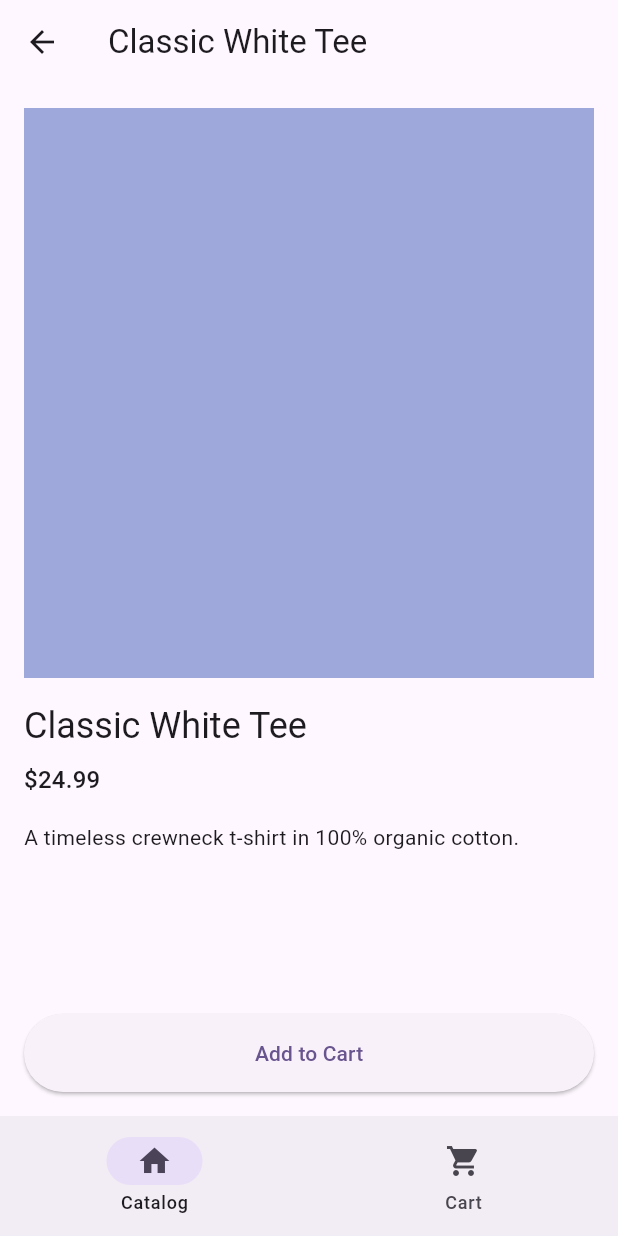
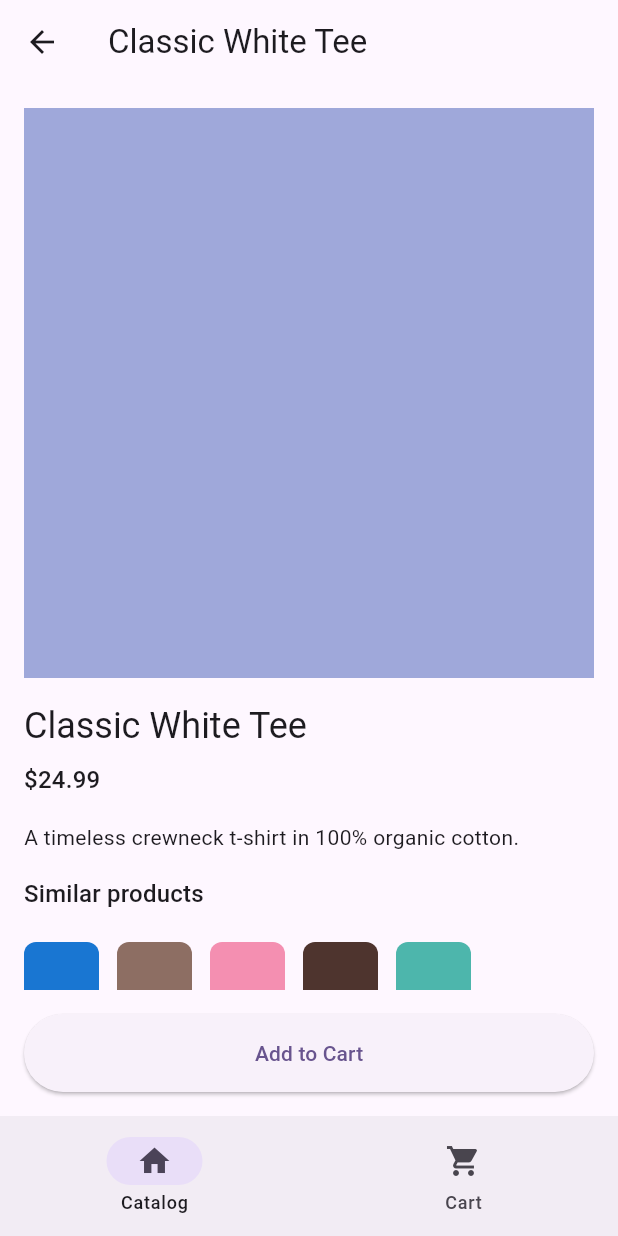
Before and after one commit to khmelev/fashion-app-demo, a Flutter app: the screen it shows after launch, after a tap on "Classic White Tee", on a phone screen of 412 x 824 dp. Run offline on Flutter 3.47's test engine with Material 3 defaults, Android fonts, the phone set to English and light mode, and no system bars; our stand-ins replace flutter_riverpod, go_router.

Commit message:
Add similar products

```diff
--- a/lib/screens/product_detail/product_detail_screen.dart
+++ b/lib/screens/product_detail/product_detail_screen.dart
@@ -1,29 +1,30 @@
 import 'package:fashion_app/screens/product_detail/size_select_screen.dart';
 import 'package:fashion_app/models/product.dart';
+import 'package:fashion_app/services/catalog_product_service.dart';
 
 import 'package:flutter/material.dart';
 import 'package:flutter_riverpod/flutter_riverpod.dart';
 
 /// Shows full details for a single [product].
-class ProductDetailScreen extends StatelessWidget {
+class ProductDetailScreen extends ConsumerWidget {
   const ProductDetailScreen({super.key, required this.product});
 
   final Product product;
 
   @override
-  Widget build(BuildContext context) {
+  Widget build(BuildContext context, WidgetRef ref) {
     return Scaffold(
       appBar: AppBar(title: Text(product.name)),
       body: Column(
         children: [
-          Expanded(child: _productDetails(context)),
+          Expanded(child: _productDetails(context, ref)),
           _addToCartButton(context),
         ],
       ),
     );
   }
 
-  Widget _productDetails(BuildContext context) {
+  Widget _productDetails(BuildContext context, WidgetRef ref) {
     return SingleChildScrollView(
       padding: const EdgeInsets.all(16),
       child: Column(
@@ -42,8 +43,56 @@ class ProductDetailScreen extends StatelessWidget {
           ),
           const SizedBox(height: 16),
           Text(product.description),
+          const SizedBox(height: 16),
+          _similarProducts(context, ref),
         ],
       ),
+    );
+  }
+
+  Widget _similarProducts(BuildContext context, WidgetRef ref) {
+    final providerState = ref.watch(similarProductProvider(product.id));
+    return providerState.when(
+      data: (similarProducts) {
+        return Column(
+          mainAxisSize: MainAxisSize.min,
+          crossAxisAlignment: CrossAxisAlignment.start,
+          children: [
+            Text(
+              'Similar products',
+              style: Theme.of(context).textTheme.titleMedium,
+            ),
+            SizedBox(height: 20),
+            SizedBox(
+              height: 50,
+              child: ListView.builder(
+                scrollDirection: Axis.horizontal,
+                itemCount: similarProducts.length,
+                itemBuilder: (context, index) {
+                  final item = similarProducts[index];
+                  return Padding(
+                    padding: EdgeInsets.only(right: 12),
+                    child: GestureDetector(
+                      onTap: () {
+                        // TODO
+                      },
+                      child: Container(
+                        width: 50,
+                        decoration: BoxDecoration(
+                          borderRadius: BorderRadius.circular(8),
+                          color: Color(item.swatchColorValue),
+                        ),
+                      ),
+                    ),
+                  );
+                },
+              ),
+            ),
+          ],
+        );
+      },
+      loading: () => SizedBox(height: 20),
+      error: (error, stackTrace) => SizedBox(height: 20),
     );
   }
 
@@ -51,9 +100,7 @@ class ProductDetailScreen extends StatelessWidget {
     return Container(
       padding: EdgeInsets.all(16),
       width: double.infinity,
-      child: Consumer(
-        builder: (context, ref, _) {
-          return ElevatedButton(
+      child: ElevatedButton(
         onPressed: () {
           showModalBottomSheet(
             context: context,
@@ -66,8 +113,6 @@ class ProductDetailScreen extends StatelessWidget {
           padding: EdgeInsets.symmetric(vertical: 16),
         ),
         child: Text('Add to Cart'),
-          );
-        },
       ),
     );
   }
--- a/lib/services/catalog_product_service.dart
+++ b/lib/services/catalog_product_service.dart
@@ -7,6 +7,11 @@ class _ProductService {
   Future<List<Product>> getProducts() async {
     await Future.delayed(mockNetworkDelay);
     return fakeProducts;
+  }
+
+  Future<List<Product>> getSimilarProducts(String productId) async {
+    await Future.delayed(mockNetworkDelay);
+    return fakeProducts.where((item) => item.id != productId).toList();
   }
 }
 
@@ -20,3 +25,9 @@ final catalogProductProvider = FutureProvider.autoDispose<List<Product>>((
   final productService = ref.watch(productServiceProvider);
   return productService.getProducts();
 });
+
+final similarProductProvider = FutureProvider.autoDispose
+    .family<List<Product>, String>((ref, param) {
+      final productService = ref.watch(productServiceProvider);
+      return productService.getSimilarProducts(param);
+    });
--- a/lib/utils/fake_data.dart
+++ b/lib/utils/fake_data.dart
@@ -1,8 +1,8 @@
 import 'package:flutter/material.dart';
 
-import '../models/product.dart';
+import 'package:fashion_app/models/product.dart';
 
-final List<Product> fakeProducts = [
+final List<Product> fakeProducts = List.unmodifiable([
   Product(
     id: 'p1',
     name: 'Classic White Tee',
@@ -45,4 +45,4 @@ final List<Product> fakeProducts = [
     swatchColorValue: Colors.teal.shade300.toARGB32(),
     description: 'A chunky-knit sweater in a soft wool blend.',
   ),
-];
+]);
```
Lines whose indentation alone changed are shown as unchanged.
